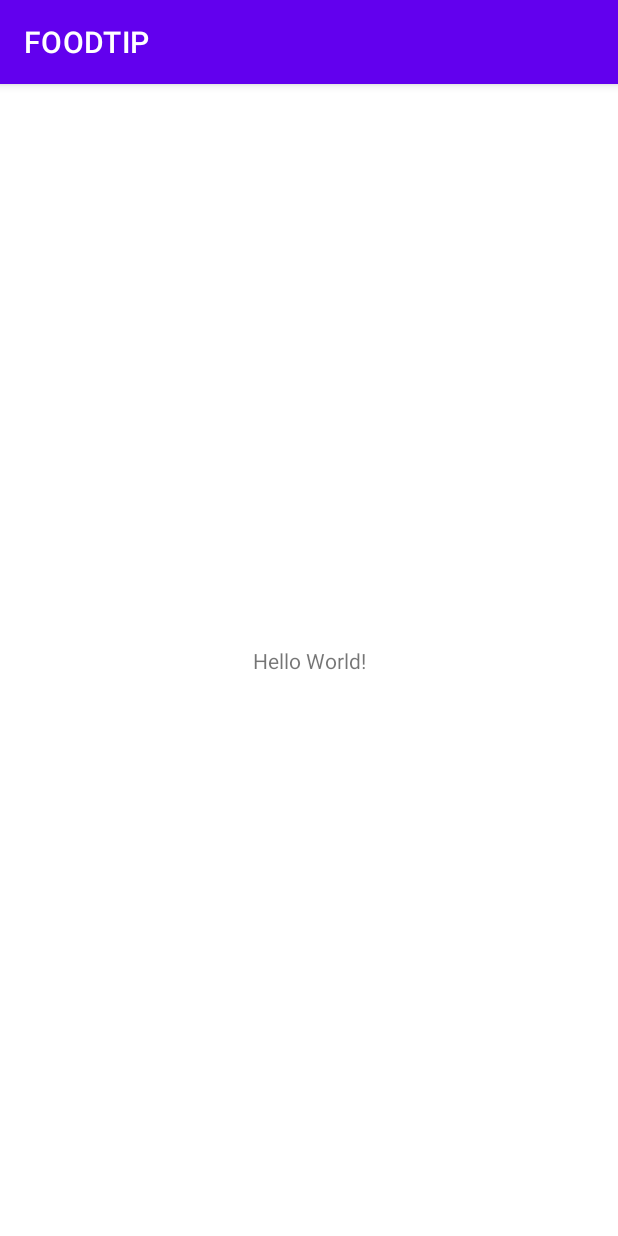
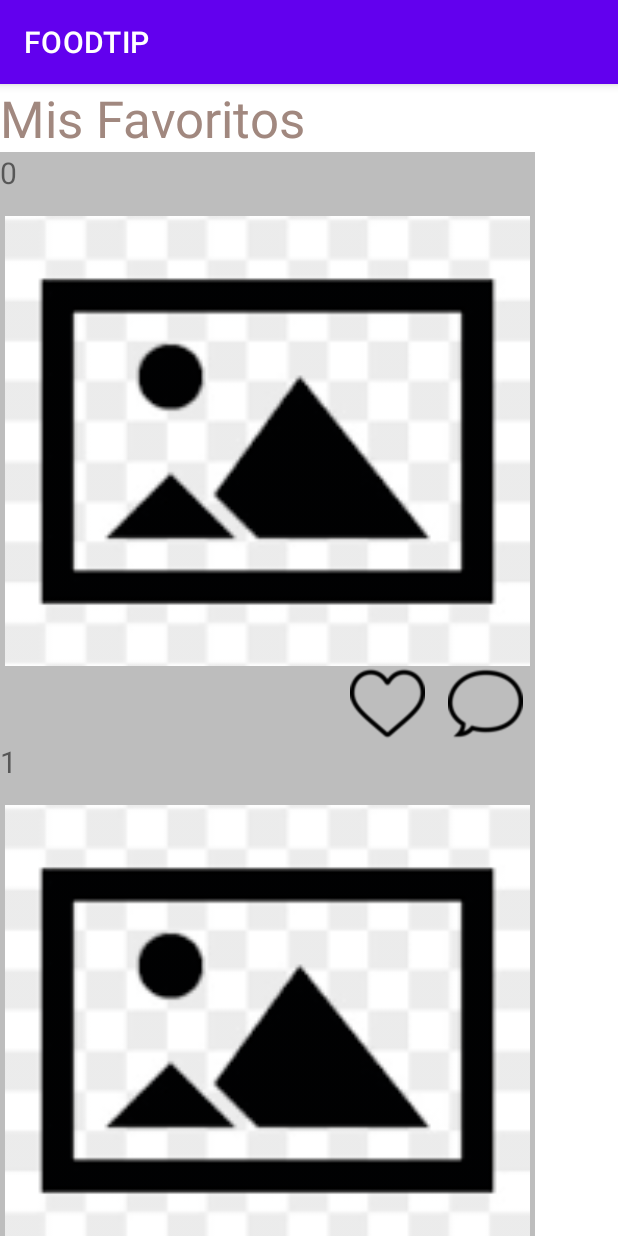
Before and after one commit to junjielyu13/FOODTIP, an Android app: the screen it shows after launch (MainActivity), on a phone screen of 412 x 824 dp. Run offline under Robolectric (Android 15) with nearby library versions, the phone set to English and light mode, and no system bars; 2 statements that could not run were skipped.

Commit message:
UI, week 1
0.8, 0.9, 0.10M

My History, Favori, recipe
-ZP

```diff
--- a/FOODTIPAPP/app/src/main/java/com/example/foodtip/MainActivity.java
+++ b/FOODTIPAPP/app/src/main/java/com/example/foodtip/MainActivity.java
@@ -1,14 +1,81 @@
 package com.example.foodtip;
 
 import androidx.appcompat.app.AppCompatActivity;
+import androidx.lifecycle.Observer;
+import androidx.lifecycle.ViewModelProvider;
+import androidx.recyclerview.widget.GridLayoutManager;
+import androidx.recyclerview.widget.RecyclerView;
 
+import android.content.Context;
+import android.graphics.drawable.ColorDrawable;
 import android.os.Bundle;
+import android.view.Gravity;
+import android.view.View;
+import android.widget.Button;
+import android.widget.PopupWindow;
+import android.widget.Toast;
+
+import com.example.foodtip.Test.MainActivityViewModel;
+import com.example.foodtip.View.UI_ZP.CustomAdapter;
+import com.google.android.material.textfield.TextInputLayout;
+
+import java.lang.reflect.Array;
+import java.util.ArrayList;
 
 public class MainActivity extends AppCompatActivity {
+
+    private Context parentContext;
+    private MainActivityViewModel viewModel;
+    private RecyclerView recyclerView;
+
 
     @Override
     protected void onCreate(Bundle savedInstanceState) {
         super.onCreate(savedInstanceState);
-        setContentView(R.layout.activity_main);
+        setContentView(R.layout.my_favorite_view);
+        parentContext = this.getBaseContext();
+
+        recyclerView = findViewById(R.id.my_favorite_recycleview);
+        recyclerView.setLayoutManager(new GridLayoutManager(this,1));
+        setLiveDataObservers();
+
+        Button button = findViewById(R.id.button2);
+        button.setOnClickListener((v) -> {
+            showPopup(recyclerView);
+        });
     }
+    public void setLiveDataObservers() {
+        viewModel = new ViewModelProvider(this).get(MainActivityViewModel.class);
+        if (viewModel != null){
+            System.out.println("1232");
+        }
+        final Observer<ArrayList<String>> observer = new Observer<ArrayList<String>>() {
+            @Override
+            public void onChanged(ArrayList<String> strings) {
+                CustomAdapter customAdapter = new CustomAdapter(strings,parentContext);
+                recyclerView.swapAdapter(customAdapter,false);
+                customAdapter.notifyDataSetChanged();
+            }
+        };
+        viewModel.getDada().observe(this,observer);
+    }
+    public void showPopup(View anchorView) {
+
+        View popupView = getLayoutInflater().inflate(R.layout.popuptest,null);
+        PopupWindow popupWindow = new PopupWindow(popupView, 800, 600);
+        popupWindow.setFocusable(true);
+        popupWindow.setBackgroundDrawable(new ColorDrawable());
+        popupWindow.showAtLocation(anchorView, Gravity.CENTER, 0, 0);
+
+        // Initialize objects from layout
+        TextInputLayout saveDescr = popupView.findViewById(R.id.note_description);
+        Button saveButton = popupView.findViewById(R.id.save_button);
+        saveButton.setOnClickListener((v) -> {
+            String text = saveDescr.getEditText().getText().toString();
+            System.out.println(text);
+            viewModel.addText(text);
+            popupWindow.dismiss();
+        });
+    }
+
 }
--- /dev/null
+++ b/FOODTIPAPP/app/src/main/java/com/example/foodtip/Test/MainActivityViewModel.java
@@ -0,0 +1,31 @@
+package com.example.foodtip.Test;
+
+import android.app.Application;
+
+import androidx.annotation.NonNull;
+import androidx.lifecycle.AndroidViewModel;
+import androidx.lifecycle.MutableLiveData;
+
+import java.util.ArrayList;
+
+public class MainActivityViewModel extends AndroidViewModel{
+    private final MutableLiveData<ArrayList<String>> dada;
+
+    public MainActivityViewModel(@NonNull Application application) {
+        super(application);
+        dada = new MutableLiveData<>();
+        ArrayList<String> ac = new ArrayList<String>();
+        for (int i = 0; i <= 10; i++){
+            ac.add(Integer.toString(i));
+        }
+        dada.setValue(ac);
+    }
+
+    public MutableLiveData<ArrayList<String>> getDada() {
+        return dada;
+    }
+    public void addText(String s){
+        dada.getValue().add(s);
+        dada.setValue(dada.getValue());
+    }
+}
--- /dev/null
+++ b/FOODTIPAPP/app/src/main/java/com/example/foodtip/View/UI_ZP/CustomAdapter.java
@@ -0,0 +1,41 @@
+package com.example.foodtip.View.UI_ZP;
+
+import android.content.Context;
+import android.view.LayoutInflater;
+import android.view.View;
+import android.view.ViewGroup;
+
+import androidx.annotation.NonNull;
+import androidx.recyclerview.widget.RecyclerView;
+
+import com.example.foodtip.R;
+
+import java.util.ArrayList;
+
+public class CustomAdapter extends RecyclerView.Adapter<ReceptaViewHolder> {
+    private final ArrayList<String> data_list;
+    private final Context parentContext;
+
+    public CustomAdapter(ArrayList<String> data_list, Context context){
+        this.parentContext = context;
+        this.data_list = data_list;
+    }
+    @NonNull
+    @Override
+    public ReceptaViewHolder onCreateViewHolder(@NonNull ViewGroup parent, int viewType) {
+        View view = LayoutInflater.from(parent.getContext()).inflate(R.layout.recepta_view_item,parent,false);
+        return new ReceptaViewHolder(view);
+    }
+    //Replace the content of a view
+    @Override
+    public void onBindViewHolder(@NonNull ReceptaViewHolder holder, int position) {
+        holder.getTitle().setText(data_list.get(position));
+    }
+    @Override
+    public int getItemCount() {
+        if(data_list != null){
+            return data_list.size();
+        }
+        return 0;
+    }
+}
--- /dev/null
+++ b/FOODTIPAPP/app/src/main/java/com/example/foodtip/View/UI_ZP/ReceptaViewHolder.java
@@ -0,0 +1,54 @@
+package com.example.foodtip.View.UI_ZP;
+
+import android.view.View;
+import android.widget.ImageButton;
+import android.widget.LinearLayout;
+import android.widget.TextView;
+
+import androidx.recyclerview.widget.RecyclerView;
+
+import com.example.foodtip.R;
+
+
+public class ReceptaViewHolder extends RecyclerView.ViewHolder {
+    private final LinearLayout main;
+    private final TextView title;
+    private final ImageButton recepta_button;
+    private final LinearLayout like_comment_layout;
+    private final ImageButton like_button;
+    private final ImageButton comment_button;
+
+    public ReceptaViewHolder(View view) {
+        super(view);
+        main = view.findViewById(R.id.recepta_view);
+        title = view.findViewById(R.id.recepta_title);
+        recepta_button = view.findViewById(R.id.recepta_button);
+        like_comment_layout = view.findViewById(R.id.like_comment_Layout);
+        like_button = view.findViewById(R.id.like_button);
+        comment_button = view.findViewById(R.id.comment_buttton);
+    }
+
+    public LinearLayout getMain() {
+        return main;
+    }
+
+    public TextView getTitle() {
+        return title;
+    }
+
+    public ImageButton getRecepta_button() {
+        return recepta_button;
+    }
+
+    public LinearLayout getLike_comment_layout() {
+        return like_comment_layout;
+    }
+
+    public ImageButton getLike_button() {
+        return like_button;
+    }
+
+    public ImageButton getComment_button() {
+        return comment_button;
+    }
+}
--- /dev/null
+++ b/FOODTIPAPP/app/src/main/res/layout/my_favorite_view.xml
@@ -0,0 +1,23 @@
+<?xml version="1.0" encoding="utf-8"?>
+<LinearLayout xmlns:android="http://schemas.android.com/apk/res/android"
+    xmlns:app="http://schemas.android.com/apk/res-auto"
+    android:layout_width="match_parent"
+    android:layout_height="match_parent"
+    android:background="@color/white"
+    android:orientation="vertical">
+
+    <TextView
+        android:id="@+id/my_favorite_title"
+        android:layout_width="match_parent"
+        android:layout_height="wrap_content"
+        android:text="@string/mis_favoritos"
+        android:textColor="#A1887F"
+        android:textSize="34sp" />
+
+    <androidx.recyclerview.widget.RecyclerView
+        android:id="@+id/my_favorite_recycleview"
+        android:layout_width="match_parent"
+        android:layout_height="wrap_content" />
+
+
+</LinearLayout>
--- /dev/null
+++ b/FOODTIPAPP/app/src/main/res/layout/recepta_view_item.xml
@@ -0,0 +1,59 @@
+<?xml version="1.0" encoding="utf-8"?>
+<LinearLayout xmlns:android="http://schemas.android.com/apk/res/android"
+    xmlns:tools="http://schemas.android.com/tools"
+    android:id="@+id/recepta_view"
+    android:layout_width="wrap_content"
+    android:layout_height="wrap_content"
+    android:background="@color/colorSecondaryLight"
+    android:gravity="center_vertical"
+    android:orientation="vertical">
+
+    <TextView
+        android:id="@+id/recepta_title"
+        android:layout_width="wrap_content"
+        android:layout_height="wrap_content"
+        android:layout_marginBottom="15dp"
+        android:text="@string/recepta_title"
+        android:textSize="20sp" />
+
+    <ImageButton
+        android:id="@+id/recepta_button"
+        android:layout_width="350dp"
+        android:layout_height="300dp"
+        android:layout_gravity="center"
+        android:background="@color/white"
+        android:contentDescription="@string/recepta_enter_button"
+        android:scaleType="centerCrop"
+        android:src="@mipmap/empty_img"
+        tools:ignore="RedundantDescriptionCheck" />
+
+    <LinearLayout
+        android:id="@+id/like_comment_Layout"
+        android:layout_width="wrap_content"
+        android:layout_height="wrap_content"
+        android:layout_marginLeft="8dp"
+        android:layout_marginRight="8dp"
+        android:background="@color/colorSecondaryLight"
+        android:orientation="horizontal">
+
+        <ImageButton
+            android:id="@+id/like_button"
+            android:layout_width="wrap_content"
+            android:layout_height="wrap_content"
+            android:layout_marginStart="225dp"
+            android:background="@color/colorSecondaryLight"
+            android:contentDescription="@string/like_button"
+            android:scaleType="fitXY"
+            android:src="@mipmap/heart1"/>
+
+        <ImageButton
+            android:id="@+id/comment_buttton"
+            android:layout_width="wrap_content"
+            android:layout_height="wrap_content"
+            android:layout_marginStart="15dp"
+            android:background="@color/colorSecondaryLight"
+            android:contentDescription="@string/comment_button"
+            android:scaleType="fitXY"
+            android:src="@mipmap/comment"/>
+    </LinearLayout>
+</LinearLayout>
--- a/FOODTIPAPP/app/src/main/res/values/colors.xml
+++ b/FOODTIPAPP/app/src/main/res/values/colors.xml
@@ -7,4 +7,10 @@
     <color name="teal_700">#FF018786</color>
     <color name="black">#FF000000</color>
     <color name="white">#FFFFFFFF</color>
+    <color name="colorPrimery">#3f51b5</color>
+    <color name="colorPrimaryLight">#757de8</color>
+    <color name="colorPrimaryDark">#002984</color>
+    <color name="colorSecondary">#606060</color>
+    <color name="colorSecondaryLight">#bdbdbd</color>
+    <color name="colorSecondaryDark">#363636</color>
 </resources>
--- a/FOODTIPAPP/app/src/main/res/values/strings.xml
+++ b/FOODTIPAPP/app/src/main/res/values/strings.xml
@@ -1,3 +1,14 @@
 <resources>
     <string name="app_name">FOODTIP</string>
+    <string name="recepta_enter_button">Recepta enter button</string>
+    <string name="recepta_title">Recepta Title</string>
+    <string name="like_button">like_button</string>
+    <string name="comment_button">comment_button</string>
+    <string name="mis_favoritos">Mis Favoritos</string>
+    <!-- Test -->
+    <string name="add_description_msg">Note description</string>
+    <string name="save_note">Save note</string>
+    <string name="new_note">New note</string>
+    <string name="new_note_description">Add new note</string>
+    <!-- Test -->
 </resources>
```
Also changed, not shown: FOODTIPAPP/app/src/main/res/drawable/layout_bg.xml (added, +7 -0 lines), FOODTIPAPP/app/src/main/res/layout/my_history_view.xml (added, +23 -0 lines), FOODTIPAPP/app/src/main/res/layout/my_recipe_view.xml (added, +23 -0 lines), FOODTIPAPP/app/src/main/res/layout/popuptest.xml (added, +35 -0 lines), FOODTIPAPP/app/src/main/res/mipmap-xhdpi/comment.png (added), FOODTIPAPP/app/src/main/res/mipmap-xhdpi/empty_img.png (added), FOODTIPAPP/app/src/main/res/mipmap-xhdpi/heart1.png (added), FOODTIPAPP/app/src/main/res/mipmap-xhdpi/heart2.png (added).
